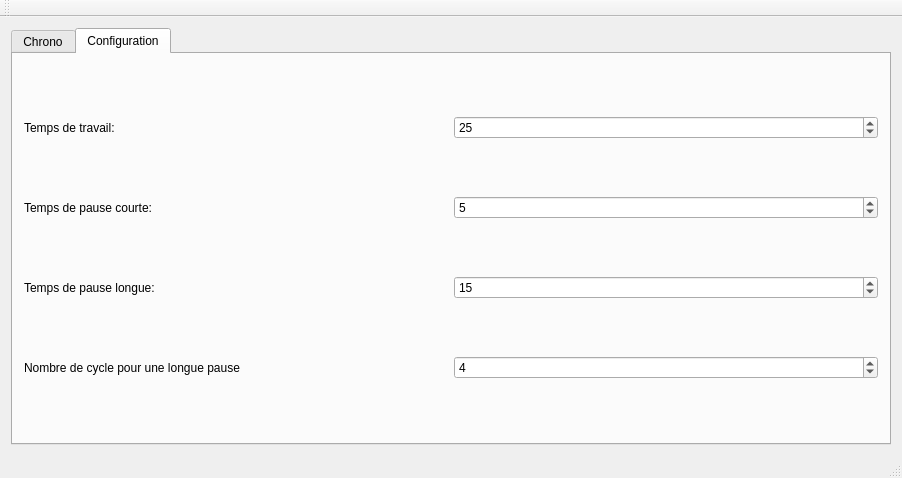
Qt form mainwindow.ui (mslagmu/pomodoro) before a commit.
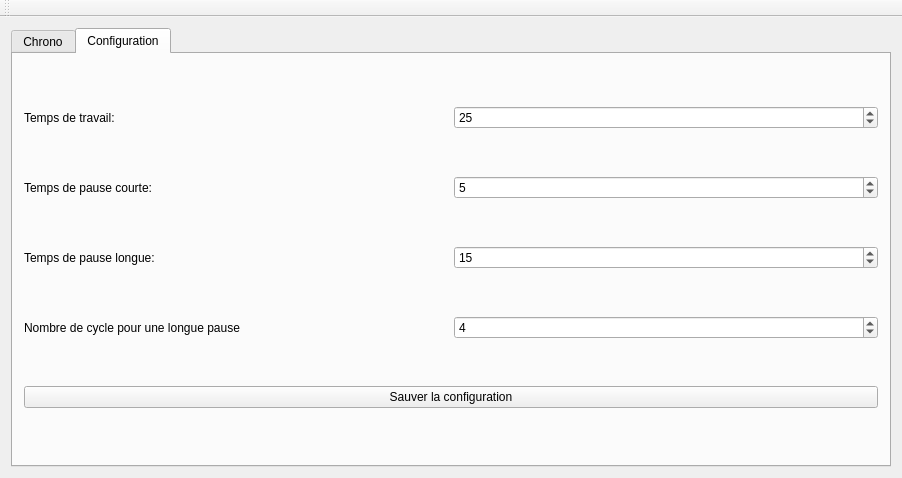
The same form after that commit. The open tabs and pages were chosen to show the change. Icons and pictures are not drawn.

What changed in the file:
```diff
--- a/mainwindow.ui
+++ b/mainwindow.ui
@@ -168,6 +168,13 @@
           </item>
          </layout>
         </item>
+        <item>
+         <widget class="QPushButton" name="saveconfig">
+          <property name="text">
+           <string>Sauver la configuration</string>
+          </property>
+         </widget>
+        </item>
        </layout>
       </widget>
      </widget>
@@ -192,7 +199,6 @@
     <bool>false</bool>
    </attribute>
   </widget>
-  <widget class="QStatusBar" name="statusBar"/>
  </widget>
  <layoutdefault spacing="6" margin="11"/>
  <resources/>
```
Left out of the diff: 13 changed lines with no effect on the pictures.
